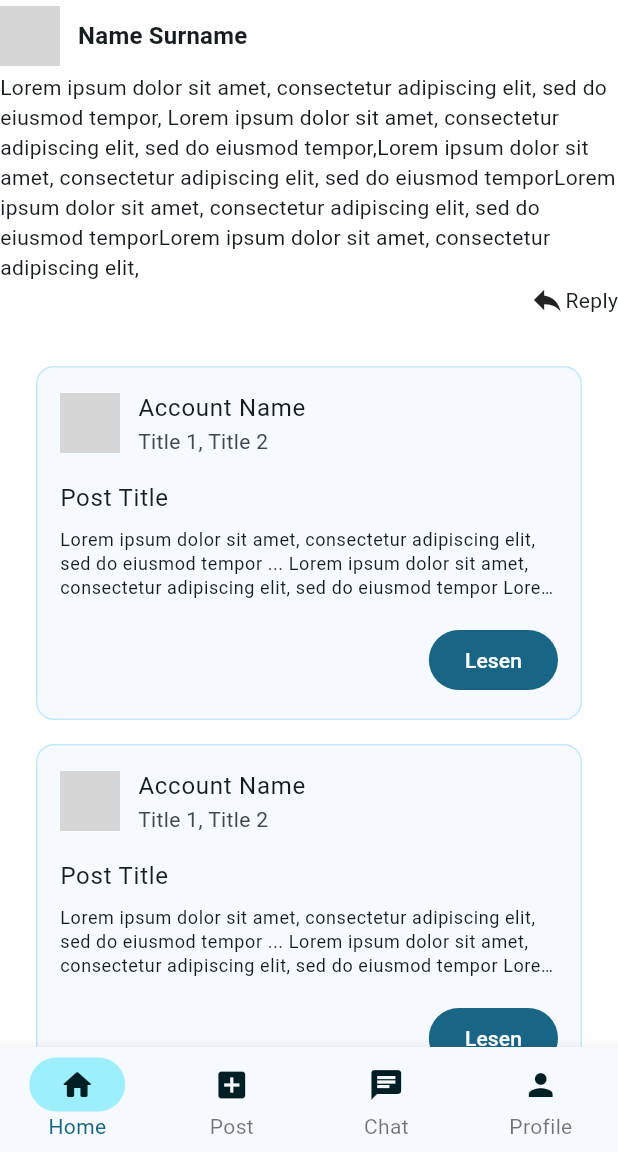
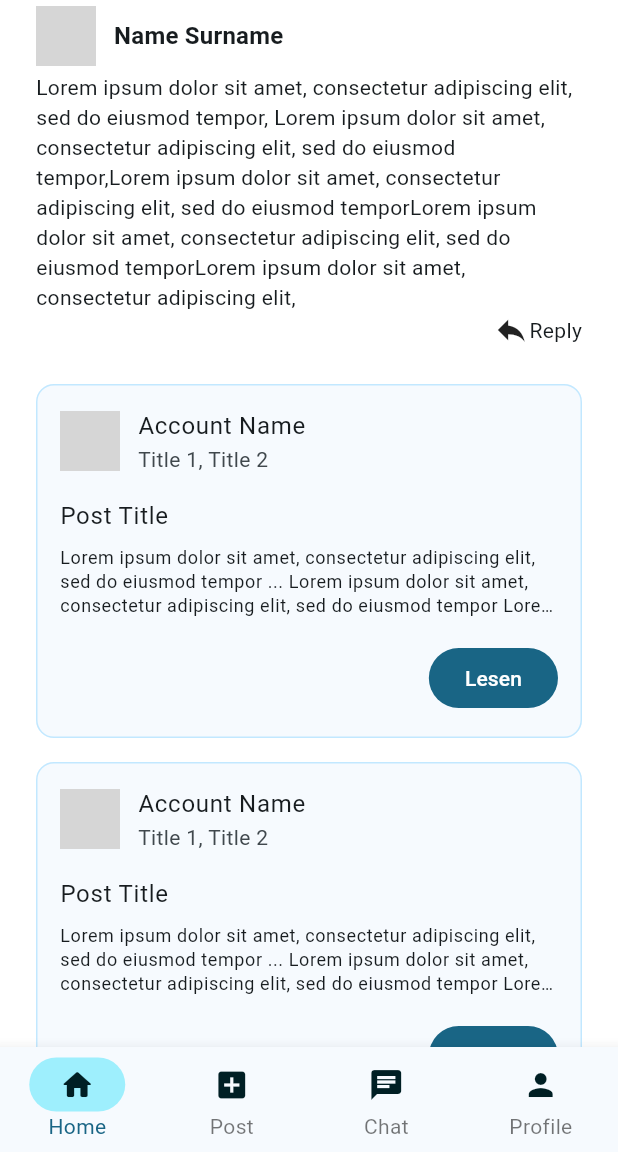
Before and after one commit to SamuelBehrmann/mobile_anwendungen, a Flutter app: the screen it shows after launch, on a phone screen of 412 x 824 dp, the part 84-1236 px from its top. Run offline on Flutter 3.47's test engine with Material 3 defaults, Android fonts, the phone set to English and light mode, and no system bars; our stand-ins replace flutter_riverpod, fpdart, freezed_annotation, riverpod_annotation; generated files the repository leaves out were written again; network calls fail; grey boxes are pictures that could not be loaded.

Commit message:
fix: main view

```diff
--- a/lib/ui/screens/main/main_view.dart
+++ b/lib/ui/screens/main/main_view.dart
@@ -30,10 +30,12 @@ class MainView extends ConsumerWidget {
     );
   }
 
-  Widget _buildContent() => SizedBox(
-        width: double.infinity,
-        child: Column(
-          children: <Widget>[
+  Widget _buildContent() => CustomScrollView(
+        slivers: <Widget>[
+          SliverPadding(
+            padding: const EdgeInsets.symmetric(horizontal: 24),
+            sliver: SliverList(
+              delegate: SliverChildListDelegate(<Widget>[
                 Message(
                   username: 'Name Surname',
                   userAvatar: Uri.parse(
@@ -44,10 +46,13 @@ class MainView extends ConsumerWidget {
                       'Lorem ipsum dolor sit amet, consectetur adipiscing elit, sed do eiusmod tempor, Lorem ipsum dolor sit amet, consectetur adipiscing elit, sed do eiusmod tempor,Lorem ipsum dolor sit amet, consectetur adipiscing elit, sed do eiusmod temporLorem ipsum dolor sit amet, consectetur adipiscing elit, sed do eiusmod temporLorem ipsum dolor sit amet, consectetur adipiscing elit, ',
                   replyCallback: (String messageId) {},
                 ),
-            Expanded(
-              child: ListView.separated(
-                padding:
-                    const EdgeInsets.symmetric(horizontal: 24, vertical: 32),
+                const SizedBox(height: 24),
+              ]),
+            ),
+          ),
+          SliverPadding(
+            padding: const EdgeInsets.symmetric(horizontal: 24),
+            sliver: SliverList.separated(
               itemBuilder: (_, int index) => PostPreview(
                 title: 'Post Title',
                 content:
@@ -66,7 +71,6 @@ class MainView extends ConsumerWidget {
             ),
           ),
         ],
-        ),
       );
 
   Widget _buildShuffleButton(
```
Lines whose indentation alone changed are shown as unchanged.
